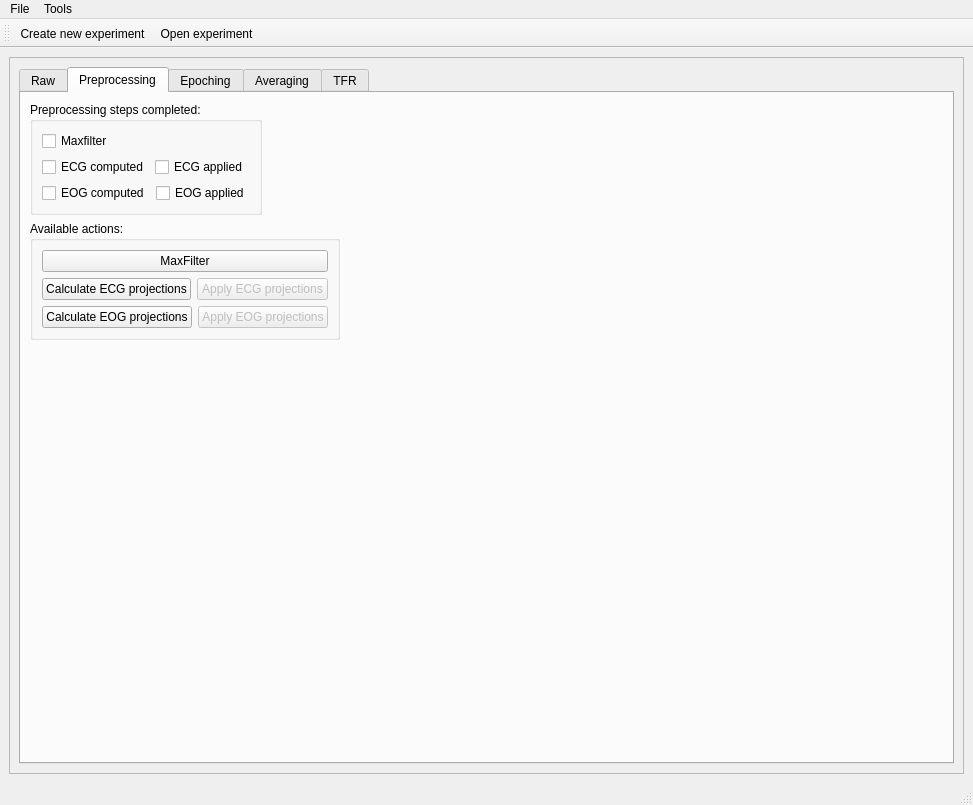
Qt form hoksotin/ui/qt4Designer/UIehdotus12.ui (cibr-jyu/meggie) before a commit.
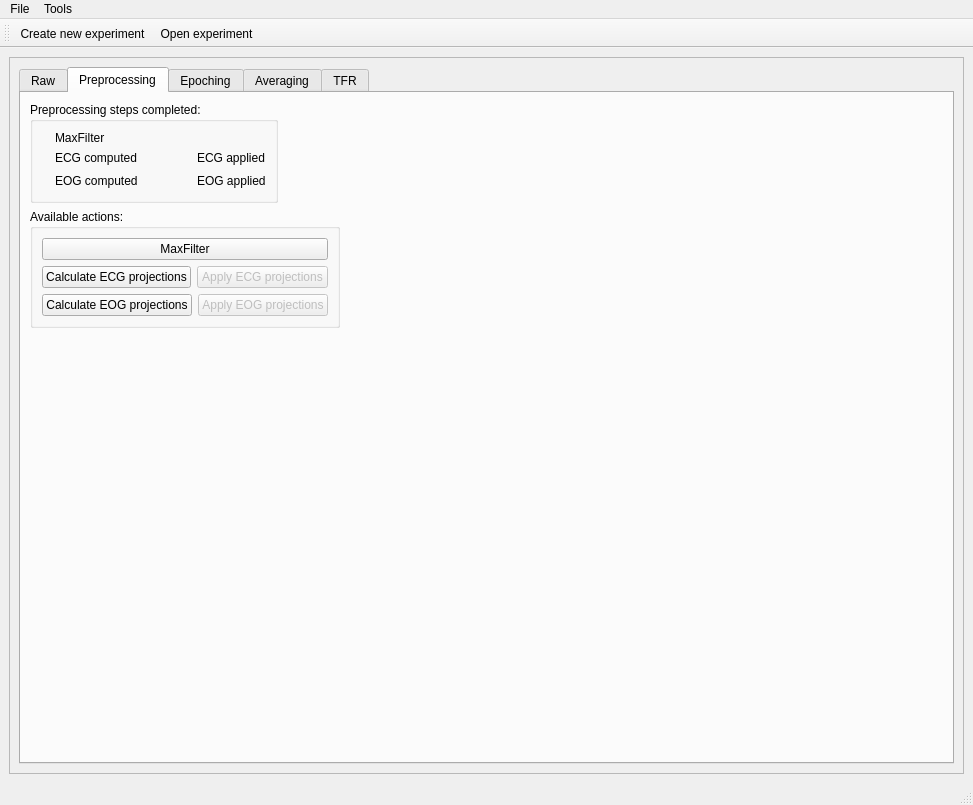
The same form after that commit. The open tabs and pages were chosen to show the change. Icons and pictures are not drawn.

The edit to the form file:
```diff
--- a/hoksotin/ui/qt4Designer/UIehdotus12.ui
+++ b/hoksotin/ui/qt4Designer/UIehdotus12.ui
@@ -37,8 +37,8 @@
         <rect>
          <x>0</x>
          <y>0</y>
-         <width>951</width>
-         <height>709</height>
+         <width>953</width>
+         <height>697</height>
         </rect>
        </property>
        <property name="minimumSize">
@@ -454,85 +454,9 @@
               <string>Preprocessing</string>
              </attribute>
              <layout class="QFormLayout" name="formLayout">
-              <item row="0" column="0">
-               <widget class="QGroupBox" name="groupBoxPreprocessingCheckBoxes">
-                <property name="sizePolicy">
-                 <sizepolicy hsizetype="MinimumExpanding" vsizetype="Preferred">
-                  <horstretch>0</horstretch>
-                  <verstretch>0</verstretch>
-                 </sizepolicy>
-                </property>
-                <property name="minimumSize">
-                 <size>
-                  <width>60</width>
-                  <height>0</height>
-                 </size>
-                </property>
-                <property name="maximumSize">
-                 <size>
-                  <width>300</width>
-                  <height>170</height>
-                 </size>
-                </property>
-                <property name="title">
-                 <string>Preprocessing steps completed:</string>
-                </property>
-                <layout class="QVBoxLayout" name="verticalLayout_9">
-                 <item>
-                  <widget class="QCheckBox" name="checkBoxMaxFilter">
-                   <property name="text">
-                    <string>Maxfilter</string>
-                   </property>
-                   <property name="checkable">
-                    <bool>true</bool>
-                   </property>
-                  </widget>
-                 </item>
-                 <item>
-                  <layout class="QHBoxLayout" name="horizontalLayout_2">
-                   <item>
-                    <widget class="QCheckBox" name="checkBoxECG">
-                     <property name="text">
-                      <string>ECG computed</string>
-                     </property>
-                     <property name="checkable">
-                      <bool>true</bool>
-                     </property>
-                    </widget>
-                   </item>
-                   <item>
-                    <widget class="QCheckBox" name="checkBoxECGApplied">
-                     <property name="text">
-                      <string>ECG applied</string>
-                     </property>
-                    </widget>
-                   </item>
-                  </layout>
-                 </item>
-                 <item>
-                  <layout class="QHBoxLayout" name="horizontalLayout_10">
-                   <item>
-                    <widget class="QCheckBox" name="checkBoxEOG">
-                     <property name="text">
-                      <string>EOG computed</string>
-                     </property>
-                     <property name="checkable">
-                      <bool>true</bool>
-                     </property>
-                    </widget>
-                   </item>
-                   <item>
-                    <widget class="QCheckBox" name="checkBoxEOGApplied">
-                     <property name="text">
-                      <string>EOG applied</string>
-                     </property>
-                    </widget>
-                   </item>
-                  </layout>
-                 </item>
-                </layout>
-               </widget>
-              </item>
+              <property name="fieldGrowthPolicy">
+               <enum>QFormLayout::AllNonFixedFieldsGrow</enum>
+              </property>
               <item row="1" column="0">
                <widget class="QGroupBox" name="groupBoxAvailablePreprocessing">
                 <property name="maximumSize">
@@ -597,6 +521,133 @@
                 </layout>
                </widget>
               </item>
+              <item row="0" column="0">
+               <widget class="QGroupBox" name="groupBoxPreprocessingCheckBoxes">
+                <property name="sizePolicy">
+                 <sizepolicy hsizetype="MinimumExpanding" vsizetype="Preferred">
+                  <horstretch>0</horstretch>
+                  <verstretch>0</verstretch>
+                 </sizepolicy>
+                </property>
+                <property name="minimumSize">
+                 <size>
+                  <width>60</width>
+                  <height>0</height>
+                 </size>
+                </property>
+                <property name="title">
+                 <string>Preprocessing steps completed:</string>
+                </property>
+                <layout class="QVBoxLayout" name="verticalLayout_10">
+                 <item>
+                  <layout class="QGridLayout" name="gridLayout_10">
+                   <item row="0" column="0">
+                    <widget class="QLabel" name="labelMaxFilterAccept_2">
+                     <property name="text">
+                      <string/>
+                     </property>
+                     <property name="pixmap">
+                      <pixmap>../trash/icons/Action-ok-icon.png</pixmap>
+                     </property>
+                    </widget>
+                   </item>
+                   <item row="1" column="3">
+                    <widget class="QLabel" name="labelECGAppliedAccept_2">
+                     <property name="text">
+                      <string/>
+                     </property>
+                     <property name="pixmap">
+                      <pixmap>../trash/icons/Action-ok-icon.png</pixmap>
+                     </property>
+                    </widget>
+                   </item>
+                   <item row="1" column="1">
+                    <widget class="QLabel" name="labelECGComputed_2">
+                     <property name="text">
+                      <string>ECG computed</string>
+                     </property>
+                    </widget>
+                   </item>
+                   <item row="2" column="0">
+                    <widget class="QLabel" name="labelEOGComputedAccept_2">
+                     <property name="text">
+                      <string/>
+                     </property>
+                     <property name="pixmap">
+                      <pixmap>../trash/icons/Action-ok-icon.png</pixmap>
+                     </property>
+                    </widget>
+                   </item>
+                   <item row="2" column="4">
+                    <widget class="QLabel" name="labelEOGApplied_2">
+                     <property name="text">
+                      <string>EOG applied</string>
+                     </property>
+                    </widget>
+                   </item>
+                   <item row="2" column="1">
+                    <widget class="QLabel" name="labelEOGComputed_2">
+                     <property name="text">
+                      <string>EOG computed</string>
+                     </property>
+                    </widget>
+                   </item>
+                   <item row="2" column="2">
+                    <spacer name="horizontalSpacer_9">
+                     <property name="orientation">
+                      <enum>Qt::Horizontal</enum>
+                     </property>
+                     <property name="sizeHint" stdset="0">
+                      <size>
+                       <width>40</width>
+                       <height>20</height>
+                      </size>
+                     </property>
+                    </spacer>
+                   </item>
+                   <item row="0" column="1">
+                    <layout class="QHBoxLayout" name="horizontalLayout_13">
+                     <item>
+                      <widget class="QLabel" name="labelMaxFilter_2">
+                       <property name="text">
+                        <string>MaxFilter</string>
+                       </property>
+                      </widget>
+                     </item>
+                    </layout>
+                   </item>
+                   <item row="2" column="3">
+                    <widget class="QLabel" name="labelEOGAppliedAccept_2">
+                     <property name="text">
+                      <string/>
+                     </property>
+                     <property name="pixmap">
+                      <pixmap>../trash/icons/Action-ok-icon.png</pixmap>
+                     </property>
+                    </widget>
+                   </item>
+                   <item row="1" column="4">
+                    <widget class="QLabel" name="labelECGApplied_2">
+                     <property name="text">
+                      <string>ECG applied</string>
+                     </property>
+                    </widget>
+                   </item>
+                   <item row="1" column="0">
+                    <widget class="QLabel" name="labelECGComputedAccept_2">
+                     <property name="text">
+                      <string/>
+                     </property>
+                     <property name="pixmap">
+                      <pixmap>../trash/icons/Action-ok-icon.png</pixmap>
+                     </property>
+                    </widget>
+                   </item>
+                  </layout>
+                 </item>
+                </layout>
+               </widget>
+              </item>
              </layout>
             </widget>
             <widget class="QWidget" name="tabEpoching">
```
Left out of the diff: 4 changed lines with no effect on the pictures.
